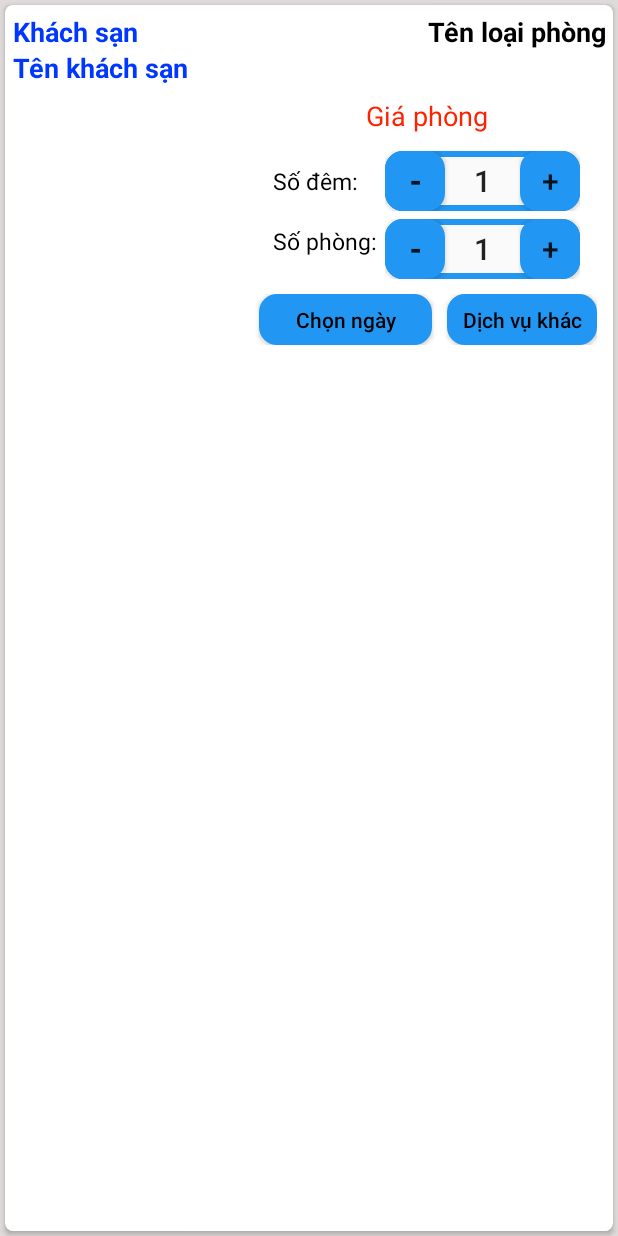
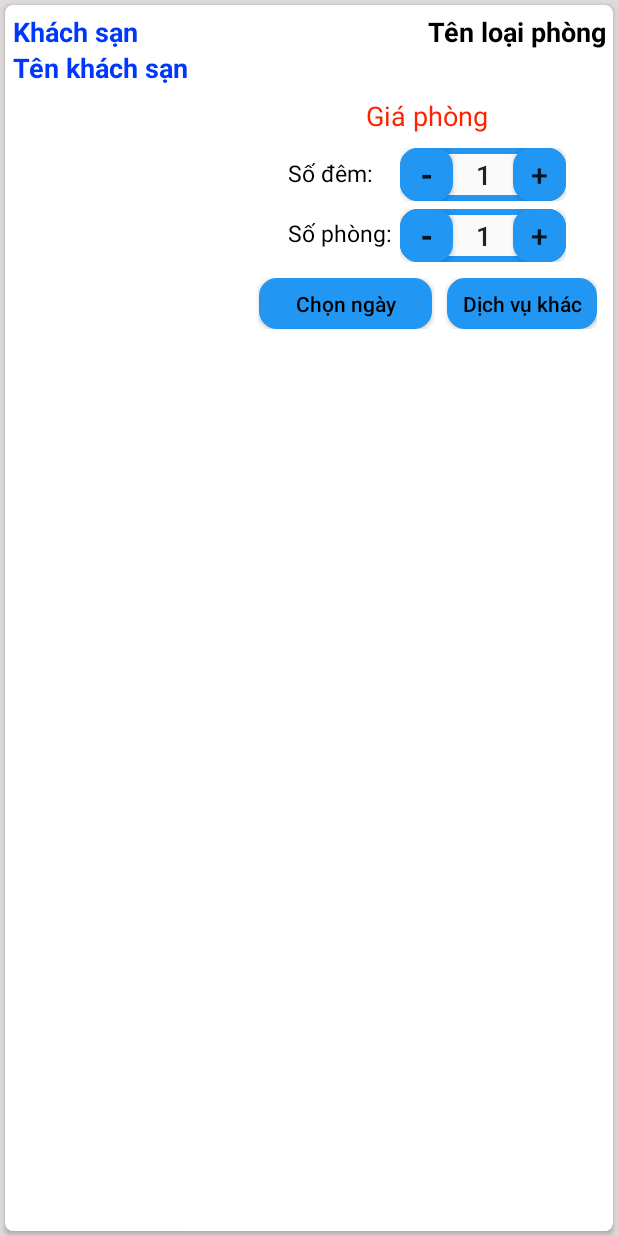
Before and after one commit to baphunguyen/HotelBookingApp, an Android app: the layout dong_giohang.xml on its own in the app's theme, with its tools: preview values and no code run, on a phone screen of 412 x 824 dp. Run offline under Robolectric (Android 15) with nearby library versions, the phone set to English and light mode, and no system bars.

Commit message:
Fix loi tro ve Main sau khi danh gia

```diff
--- a/app/src/main/java/activity/MainActivity.java
+++ b/app/src/main/java/activity/MainActivity.java
@@ -556,5 +556,6 @@ public class MainActivity extends AppCompatActivity implements SearchView.OnQuer
 
     private void getIdTaiKhoan() {
         idtaikhoan = getIntent().getIntExtra("idtaikhoan", -1);
+        check_connection.ShowToast_Short(getApplicationContext(), idtaikhoan+"");
     }
 }
--- a/app/src/main/java/adapter/giohang_adapter.java
+++ b/app/src/main/java/adapter/giohang_adapter.java
@@ -249,9 +249,12 @@ public class giohang_adapter extends BaseAdapter {
                 MainActivity.arr_giohang.get(position).setSodem(sodemmoinhat);
                 int giamoinhat = (giahientai * sodemmoinhat) / sodemhientai;
                 MainActivity.arr_giohang.get(position).setGiaphong(giamoinhat);
+                if (MainActivity.arr_giohang.get(position).getNgaynhanphong() != null && MainActivity.arr_giohang.get(position).getNgaytraphong() != null)
+                {
                     Date d_tra = formatter.parse(MainActivity.arr_giohang.get(position).getNgaytraphong(),new ParsePosition(0));
                     Date d_nhan = formatter.parse(MainActivity.arr_giohang.get(position).getNgaynhanphong(),new ParsePosition(0));
                     CalendarActivity.XoaNgay(d_nhan, d_tra);
+                }
                 MainActivity.arr_giohang.get(position).setNgaynhanphong(null);
                 MainActivity.arr_giohang.get(position).setNgaytraphong(null);
                 viewHolder.bt_chonngay.setPadding(0,0,0,0);
@@ -292,9 +295,12 @@ public class giohang_adapter extends BaseAdapter {
                 MainActivity.arr_giohang.get(position).setSodem(sodemmoinhat);
                 int giamoinhat = (giahientai * sodemmoinhat) / sodemhientai;
                 MainActivity.arr_giohang.get(position).setGiaphong(giamoinhat);
+                if (MainActivity.arr_giohang.get(position).getNgaynhanphong() != null && MainActivity.arr_giohang.get(position).getNgaytraphong() != null)
+                {
                     Date d_tra = formatter.parse(MainActivity.arr_giohang.get(position).getNgaytraphong(),new ParsePosition(0));
                     Date d_nhan = formatter.parse(MainActivity.arr_giohang.get(position).getNgaynhanphong(),new ParsePosition(0));
                     CalendarActivity.XoaNgay(d_nhan, d_tra);
+                }
                 MainActivity.arr_giohang.get(position).setNgaynhanphong(null);
                 MainActivity.arr_giohang.get(position).setNgaytraphong(null);
                 viewHolder.bt_chonngay.setPadding(0,0,0,0);
--- a/app/src/main/java/course/examples/appdatphong/Nhapchitietdanhgia.java
+++ b/app/src/main/java/course/examples/appdatphong/Nhapchitietdanhgia.java
@@ -306,7 +306,8 @@ public class Nhapchitietdanhgia extends AppCompatActivity implements View.OnClic
             if(filePath !=null && ten.length() >0 && header.length()>0 && detail.length()>0 && mark.length()>0  ) {
 
                 uploadImage();
-                Intent intent = new Intent(Nhapchitietdanhgia.this, MainActivity.class);
+                Intent intent = new Intent(getApplicationContext(), MainActivity.class);
+                intent.putExtra("idtaikhoan", MainActivity.idtaikhoan);
                 startActivity(intent);
             }
             else if(filePath ==null && ten.length() >0 &&header.length()>0 && detail.length()>0 && mark.length()>0   ) {
--- a/app/src/main/res/layout/dong_giohang.xml
+++ b/app/src/main/res/layout/dong_giohang.xml
@@ -139,14 +139,14 @@
 
                         <LinearLayout
                             android:longClickable="true"
-                            android:layout_width="wrap_content"
-                            android:layout_height="wrap_content"
+                            android:layout_width="match_parent"
+                            android:layout_height="match_parent"
                             android:orientation="vertical">
 
                             <LinearLayout
                                 android:layout_width="wrap_content"
                                 android:layout_height="wrap_content"
-                                android:layout_marginTop="5dp"
+                                android:layout_marginTop="3dp"
                                 android:background="@drawable/boder"
                                 android:gravity="center"
                                 android:orientation="horizontal">
@@ -154,8 +154,8 @@
                                 <Button
                                     android:longClickable="true"
                                     android:id="@+id/btminus_dem"
-                                    android:layout_width="40dp"
-                                    android:layout_height="40dp"
+                                    android:layout_width="35dp"
+                                    android:layout_height="35dp"
                                     android:background="@drawable/boder2"
                                     android:focusable="false"
                                     android:text="-"
@@ -166,19 +166,19 @@
                                 <Button
                                     android:longClickable="true"
                                     android:id="@+id/btvalues_dem"
-                                    android:layout_width="50dp"
-                                    android:layout_height="40dp"
+                                    android:layout_width="40dp"
+                                    android:layout_height="35dp"
                                     android:background="@null"
                                     android:focusable="false"
                                     android:text="1"
-                                    android:textSize="20sp">
+                                    android:textSize="18sp">
                                 </Button>
 
                                 <Button
                                     android:longClickable="true"
                                     android:id="@+id/btplus_dem"
-                                    android:layout_width="40dp"
-                                    android:layout_height="40dp"
+                                    android:layout_width="35dp"
+                                    android:layout_height="35dp"
                                     android:background="@drawable/boder2"
                                     android:focusable="false"
                                     android:text="+"
@@ -199,8 +199,8 @@
                                 <Button
                                     android:longClickable="true"
                                     android:id="@+id/btminus_phong"
-                                    android:layout_width="40dp"
-                                    android:layout_height="40dp"
+                                    android:layout_width="35dp"
+                                    android:layout_height="35dp"
                                     android:background="@drawable/boder2"
                                     android:focusable="false"
                                     android:text="-"
@@ -211,19 +211,19 @@
                                 <Button
                                     android:longClickable="true"
                                     android:id="@+id/btvalues_phong"
-                                    android:layout_width="50dp"
-                                    android:layout_height="40dp"
+                                    android:layout_width="40dp"
+                                    android:layout_height="35dp"
                                     android:background="@null"
                                     android:focusable="false"
                                     android:text="1"
-                                    android:textSize="20sp">
+                                    android:textSize="18sp">
                                 </Button>
 
                                 <Button
                                     android:longClickable="true"
                                     android:id="@+id/btplus_phong"
-                                    android:layout_width="40dp"
-                                    android:layout_height="40dp"
+                                    android:layout_width="35dp"
+                                    android:layout_height="35dp"
                                     android:background="@drawable/boder2"
                                     android:focusable="false"
                                     android:text="+"
```
Also changed, not shown: 23 other files. Lines whose indentation alone changed are shown as unchanged.
